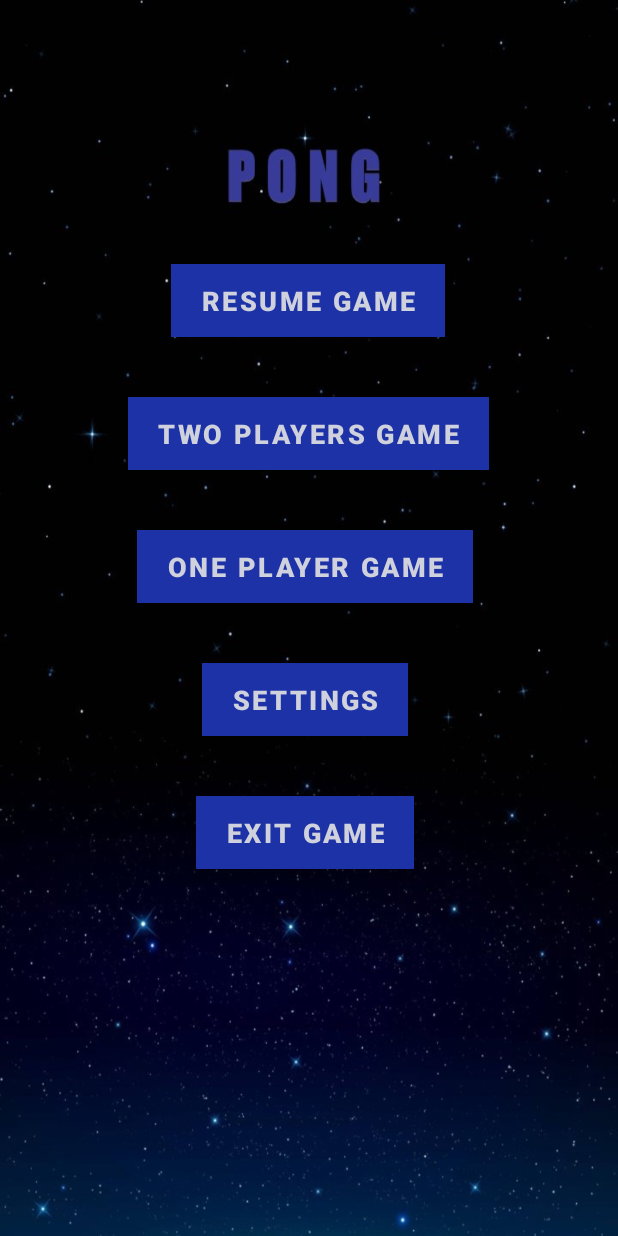
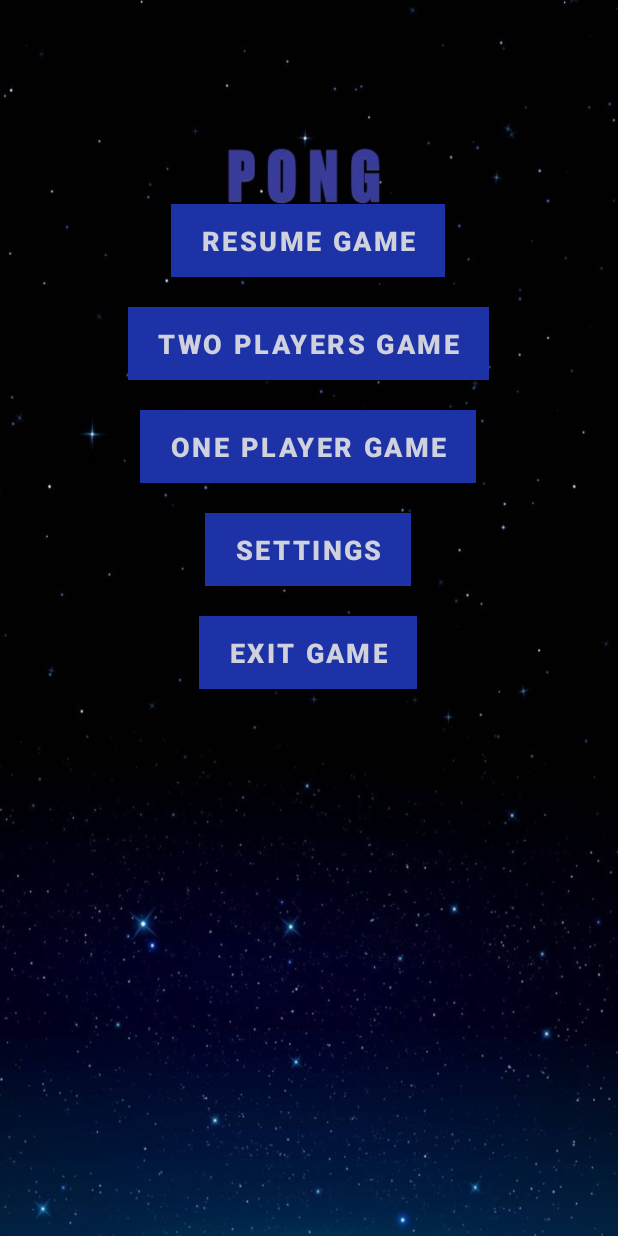
Before and after one commit to cissco28/TAMZ-2, an Android app: the screen it shows after launch (MainActivity), on a phone screen of 412 x 824 dp. Run offline under Robolectric (Android 15) with nearby library versions, the phone set to English and light mode, and no system bars.

Commit message:
game loop update

```diff
--- a/app/src/main/AndroidManifest.xml
+++ b/app/src/main/AndroidManifest.xml
@@ -24,7 +24,7 @@
 
         <activity android:name=".MainActivity"
                     android:theme="@style/Theme.Pong_App_full_screen"
-                    android:screenOrientation="portrait">
+                    >
 
             <intent-filter>
                 <action android:name="android.intent.action.MAIN" />
--- a/app/src/main/res/layout/activity_main.xml
+++ b/app/src/main/res/layout/activity_main.xml
@@ -12,7 +12,7 @@
         style="@style/Widget.MaterialComponents.ExtendedFloatingActionButton"
         android:layout_width="wrap_content"
         android:layout_height="wrap_content"
-        android:layout_marginTop="176dp"
+        android:layout_marginTop="136dp"
         android:fontFamily="sans-serif-black"
         android:text="Resume game"
 
@@ -29,7 +29,7 @@
         style="@style/Widget.MaterialComponents.ExtendedFloatingActionButton"
         android:layout_width="wrap_content"
         android:layout_height="wrap_content"
-        android:layout_marginTop="40dp"
+        android:layout_marginTop="20dp"
         android:fontFamily="sans-serif-black"
 
         android:text="Settings"
@@ -37,50 +37,16 @@
         android:textSize="18sp"
         app:backgroundTint="#1D32A6"
         app:layout_constraintEnd_toEndOf="parent"
-        app:layout_constraintHorizontal_bias="0.49"
+        app:layout_constraintHorizontal_bias="0.498"
         app:layout_constraintStart_toStartOf="parent"
         app:layout_constraintTop_toBottomOf="@+id/onePlayerGameButton" />
-
-    <Button
-        android:id="@+id/exitGameButton"
-        style="@style/Widget.MaterialComponents.ExtendedFloatingActionButton"
-        android:layout_width="wrap_content"
-        android:layout_height="wrap_content"
-        android:layout_marginTop="40dp"
-
-        android:fontFamily="sans-serif-black"
-        android:text="Exit game"
-        android:textColor="#CFD1DD"
-        android:textSize="18sp"
-        app:backgroundTint="#1D32A6"
-        app:layout_constraintEnd_toEndOf="parent"
-        app:layout_constraintHorizontal_bias="0.49"
-        app:layout_constraintStart_toStartOf="parent"
-        app:layout_constraintTop_toBottomOf="@+id/settingsButton" />
-
-    <Button
-        android:id="@+id/onePlayerGameButton"
-        style="@style/Widget.MaterialComponents.ExtendedFloatingActionButton"
-        android:layout_width="wrap_content"
-        android:layout_height="wrap_content"
-        android:layout_marginTop="40dp"
-        android:fontFamily="sans-serif-black"
-
-        android:text="One Player Game"
-        android:textColor="#CFD1DD"
-        android:textSize="18sp"
-        app:backgroundTint="#1D32A6"
-        app:layout_constraintEnd_toEndOf="parent"
-        app:layout_constraintHorizontal_bias="0.486"
-        app:layout_constraintStart_toStartOf="parent"
-        app:layout_constraintTop_toBottomOf="@+id/twoPlayersGameButton" />
 
     <Button
         android:id="@+id/twoPlayersGameButton"
         style="@style/Widget.MaterialComponents.ExtendedFloatingActionButton"
         android:layout_width="wrap_content"
         android:layout_height="wrap_content"
-        android:layout_marginTop="40dp"
+        android:layout_marginTop="20dp"
         android:fontFamily="sans-serif-black"
 
         android:text="Two Players Game"
@@ -92,4 +58,38 @@
         app:layout_constraintStart_toStartOf="parent"
         app:layout_constraintTop_toBottomOf="@+id/resumeGameButton" />
 
+    <Button
+        android:id="@+id/onePlayerGameButton"
+        style="@style/Widget.MaterialComponents.ExtendedFloatingActionButton"
+        android:layout_width="wrap_content"
+        android:layout_height="wrap_content"
+        android:layout_marginTop="20dp"
+        android:fontFamily="sans-serif-black"
+
+        android:text="One Player Game"
+        android:textColor="#CFD1DD"
+        android:textSize="18sp"
+        app:backgroundTint="#1D32A6"
+        app:layout_constraintEnd_toEndOf="parent"
+        app:layout_constraintHorizontal_bias="0.497"
+        app:layout_constraintStart_toStartOf="parent"
+        app:layout_constraintTop_toBottomOf="@+id/twoPlayersGameButton" />
+
+    <Button
+        android:id="@+id/exitGameButton"
+        style="@style/Widget.MaterialComponents.ExtendedFloatingActionButton"
+        android:layout_width="wrap_content"
+        android:layout_height="wrap_content"
+        android:layout_marginTop="20dp"
+
+        android:fontFamily="sans-serif-black"
+        android:text="Exit game"
+        android:textColor="#CFD1DD"
+        android:textSize="18sp"
+        app:backgroundTint="#1D32A6"
+        app:layout_constraintEnd_toEndOf="parent"
+        app:layout_constraintHorizontal_bias="0.498"
+        app:layout_constraintStart_toStartOf="parent"
+        app:layout_constraintTop_toBottomOf="@+id/settingsButton" />
+
 </androidx.constraintlayout.widget.ConstraintLayout>
```
Also changed, not shown: app/src/main/java/com/example/pong_app/GameActivity.java (+8 -6 lines), app/src/main/java/com/example/pong_app/GameThread.java (+19 -11 lines), app/src/main/java/com/example/pong_app/GameView.java (+120 -13 lines).
